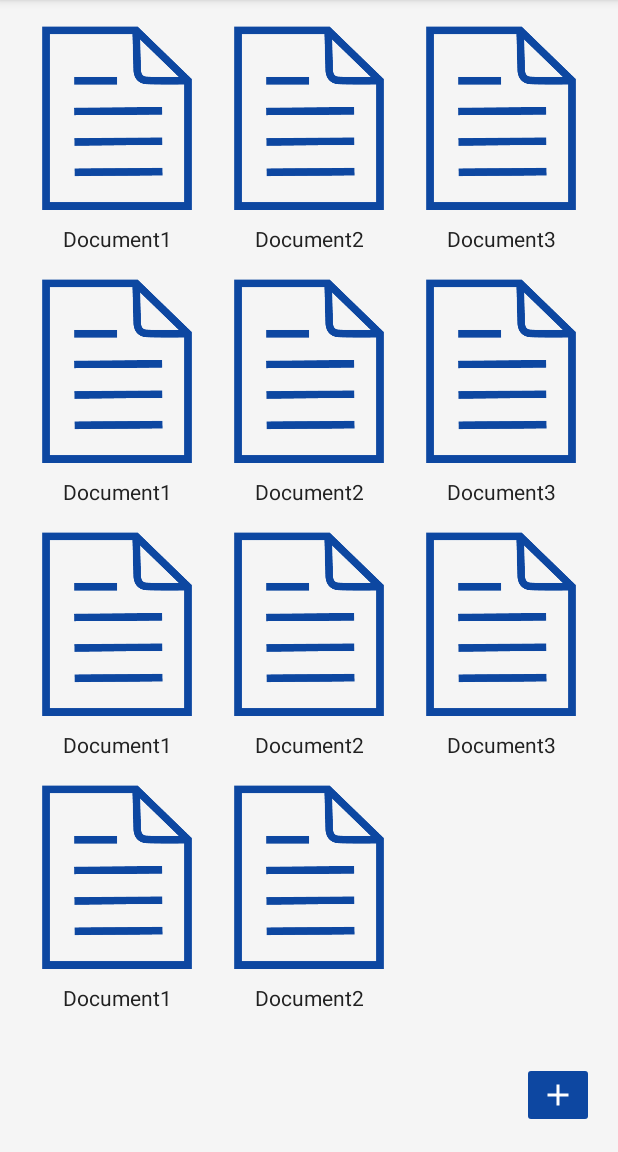
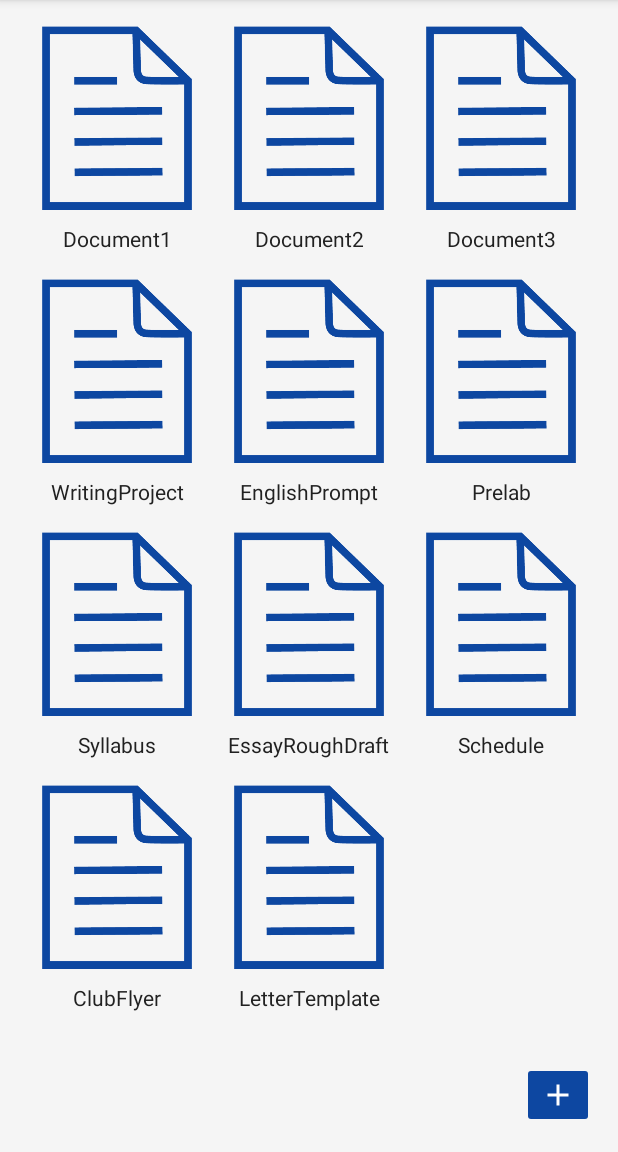
Before and after one commit to coleschr/JAC, an Android app: the screen it shows after launch (MainActivity), on a phone screen of 412 x 824 dp, the part 84-1236 px from its top. Run offline under Robolectric (Android 15) with nearby library versions, the light colour scheme and no system bars.

Commit message:
document names

```diff
--- a/app/src/main/res/layout/home_fragment.xml
+++ b/app/src/main/res/layout/home_fragment.xml
@@ -150,7 +150,7 @@
                         android:layout_height="wrap_content"
                         android:layout_marginTop="8dp"
                         android:layout_marginBottom="8dp"
-                        android:text="Document1"
+                        android:text="WritingProject"
                         android:textColor="@color/colorText"
                         app:layout_constraintBottom_toBottomOf="parent"
                         app:layout_constraintEnd_toEndOf="@+id/imageView4"
@@ -163,7 +163,7 @@
                         android:layout_height="wrap_content"
                         android:layout_marginTop="8dp"
                         android:layout_marginBottom="8dp"
-                        android:text="Document2"
+                        android:text="EnglishPrompt"
                         android:textColor="@color/colorText"
                         app:layout_constraintBottom_toBottomOf="parent"
                         app:layout_constraintEnd_toEndOf="@+id/imageView5"
@@ -176,7 +176,7 @@
                         android:layout_height="wrap_content"
                         android:layout_marginTop="8dp"
                         android:layout_marginBottom="8dp"
-                        android:text="Document3"
+                        android:text="Prelab"
                         android:textColor="@color/colorText"
                         app:layout_constraintBottom_toBottomOf="parent"
                         app:layout_constraintEnd_toEndOf="@+id/imageView6"
@@ -234,7 +234,7 @@
                         android:layout_height="wrap_content"
                         android:layout_marginTop="8dp"
                         android:layout_marginBottom="8dp"
-                        android:text="Document1"
+                        android:text="Syllabus"
                         android:textColor="@color/colorText"
                         app:layout_constraintBottom_toBottomOf="parent"
                         app:layout_constraintEnd_toEndOf="@+id/imageView7"
@@ -247,7 +247,7 @@
                         android:layout_height="wrap_content"
                         android:layout_marginTop="8dp"
                         android:layout_marginBottom="8dp"
-                        android:text="Document2"
+                        android:text="EssayRoughDraft"
                         android:textColor="@color/colorText"
                         app:layout_constraintBottom_toBottomOf="parent"
                         app:layout_constraintEnd_toEndOf="@+id/imageView8"
@@ -260,7 +260,7 @@
                         android:layout_height="wrap_content"
                         android:layout_marginTop="8dp"
                         android:layout_marginBottom="8dp"
-                        android:text="Document3"
+                        android:text="Schedule"
                         android:textColor="@color/colorText"
                         app:layout_constraintBottom_toBottomOf="parent"
                         app:layout_constraintEnd_toEndOf="@+id/imageView9"
@@ -320,7 +320,7 @@
                         android:layout_height="wrap_content"
                         android:layout_marginTop="8dp"
                         android:layout_marginBottom="8dp"
-                        android:text="Document1"
+                        android:text="ClubFlyer"
                         android:textColor="@color/colorText"
                         app:layout_constraintBottom_toBottomOf="parent"
                         app:layout_constraintEnd_toEndOf="@+id/imageView10"
@@ -333,7 +333,7 @@
                         android:layout_height="wrap_content"
                         android:layout_marginTop="8dp"
                         android:layout_marginBottom="8dp"
-                        android:text="Document2"
+                        android:text="LetterTemplate"
                         android:textColor="@color/colorText"
                         app:layout_constraintBottom_toBottomOf="parent"
                         app:layout_constraintEnd_toEndOf="@+id/imageView11"
@@ -346,7 +346,7 @@
                         android:layout_height="wrap_content"
                         android:layout_marginTop="8dp"
                         android:layout_marginBottom="8dp"
-                        android:text="Document3"
+                        android:text="Readme"
                         android:visibility="invisible"
                         android:textColor="@color/colorText"
                         app:layout_constraintBottom_toBottomOf="parent"
```
Also changed, not shown: app/src/main/java/com/example/cole/jac/CameraActivity.java (+16 -0 lines).
